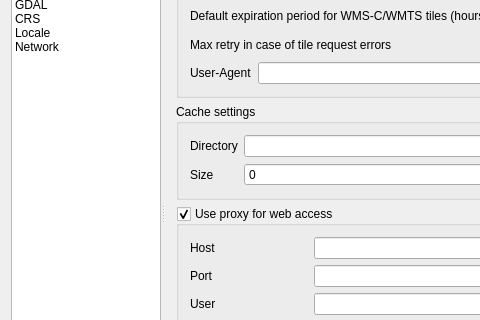
Old version of the form src/ui/qgsoptionsbase.ui in the repository carsmie/QGIS; both pictures show x 0 to 480 and y 126 to 446 of the 848 by 705 pixel window.
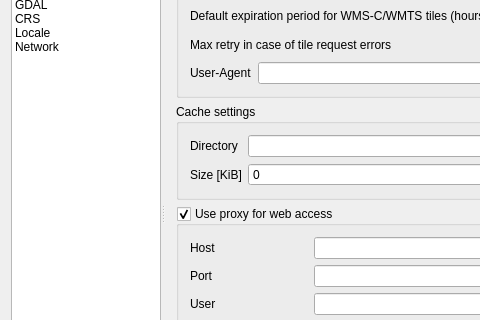
New version of the form. The open tabs and pages were chosen to show the change. Icons and pictures are not drawn. Custom widgets are drawn as their Qt base class.

Commit message: a unit to network cache size label (fixes #9189)

```diff
--- a/src/ui/qgsoptionsbase.ui
+++ b/src/ui/qgsoptionsbase.ui
@@ -4205,7 +4205,7 @@
                   <item row="2" column="0">
                    <widget class="QLabel" name="label_11">
                     <property name="text">
-                     <string>Size</string>
+                     <string>Size [KiB]</string>
                     </property>
                    </widget>
                   </item>
```
